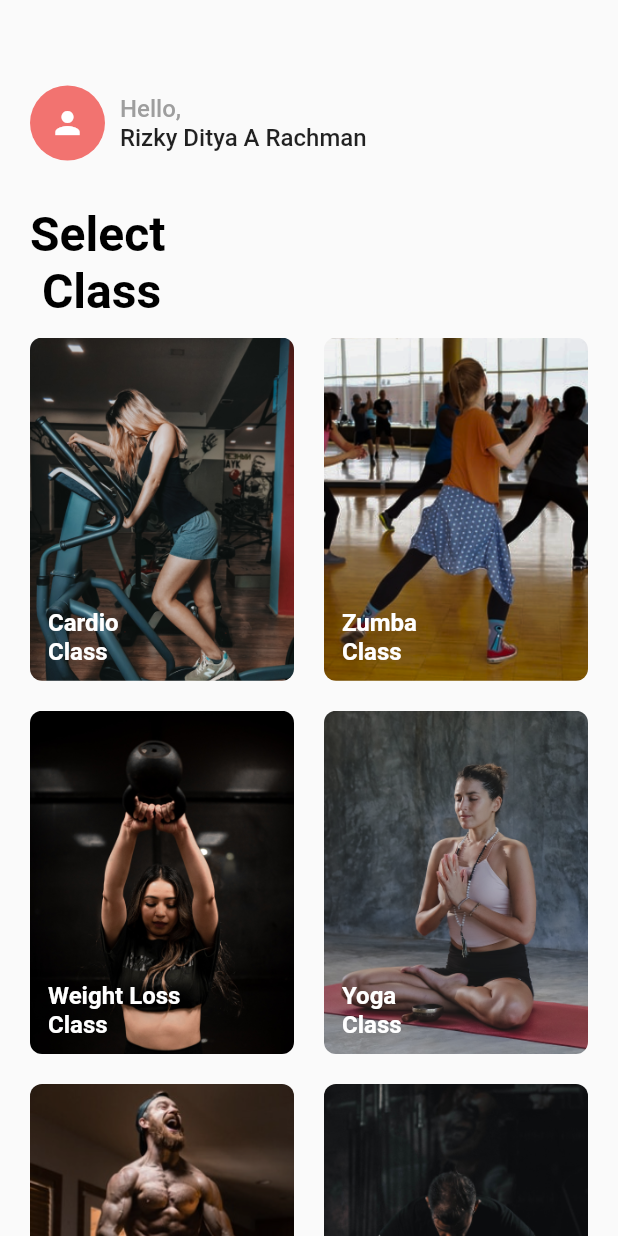
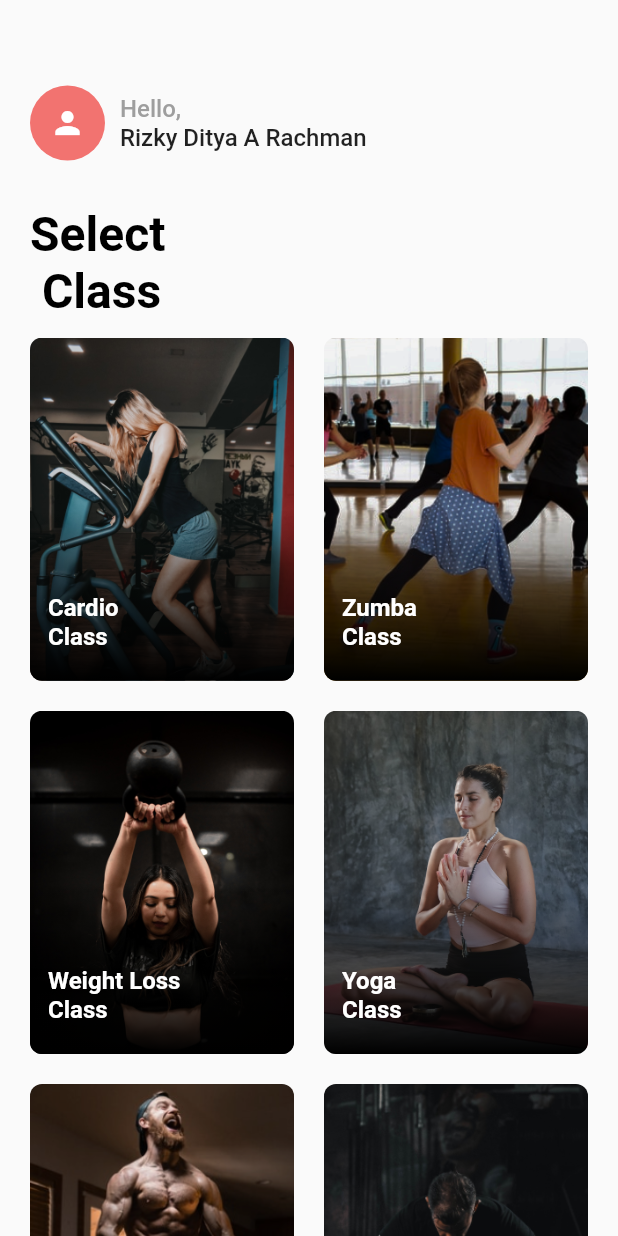
Before and after one commit to AbdullahNouvalShidqi/gym_membership_apps, a Flutter app: the SeeAllScren screen opened directly with empty values, on a phone screen of 412 x 824 dp. Run offline on Flutter 3.47's test engine with Material 2 defaults, Android fonts, the phone set to English and light mode, and no system bars; our stand-ins replace cached_network_image, carousel_slider, flutter_rating_bar, flutter_spinkit, flutter_svg, fluttertoast and 3 more; accounts and stored records are empty.

```diff
--- a/lib/screen/see_all/see_all_screen.dart
+++ b/lib/screen/see_all/see_all_screen.dart
@@ -101,8 +101,19 @@ class _SeeAllScrenState extends State<SeeAllScren> {
                 fit: BoxFit.cover
               )
             ),
+            child: Container(
+              height: double.infinity,
+              width: double.infinity,
+              decoration: BoxDecoration(
+                borderRadius: BorderRadius.circular(8),
+                gradient: const LinearGradient(
+                  colors: [Colors.black,  Colors.transparent],
+                  begin: Alignment.bottomCenter,
+                  end: Alignment.center
+                ),
+              ),
               child: Padding(
-              padding: const EdgeInsets.symmetric(horizontal: 12, vertical: 10),
+                padding: const EdgeInsets.symmetric(vertical: 20, horizontal: 12),
                 child: Column(
                   crossAxisAlignment: CrossAxisAlignment.start,
                   mainAxisAlignment: MainAxisAlignment.end,
@@ -111,7 +122,8 @@ class _SeeAllScrenState extends State<SeeAllScren> {
                     Text('Class', maxLines: 1, overflow: TextOverflow.ellipsis,style: GoogleFonts.roboto(fontSize: 16, fontWeight: FontWeight.w700, color: Colors.white),),
                   ],
                 ),
-            )
+              ),
+            ),
           ),
         );
       }
```
Also changed, not shown: lib/screen/sign_in/sign_in_screen.dart (+17 -12 lines), lib/screen/sign_up/sign_up_screen.dart (+18 -13 lines). Lines whose indentation alone changed are shown as unchanged.
